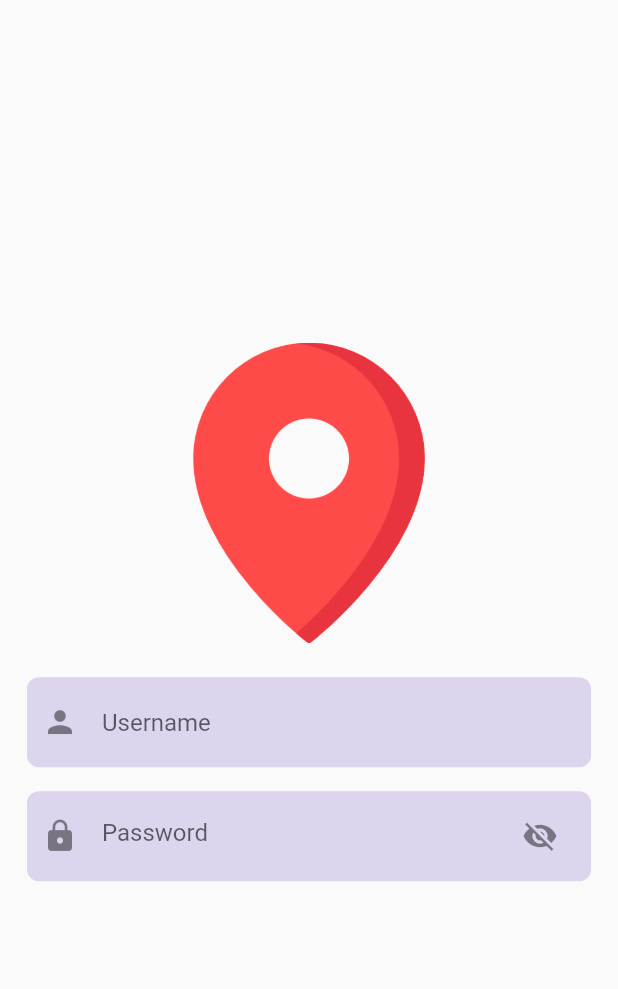
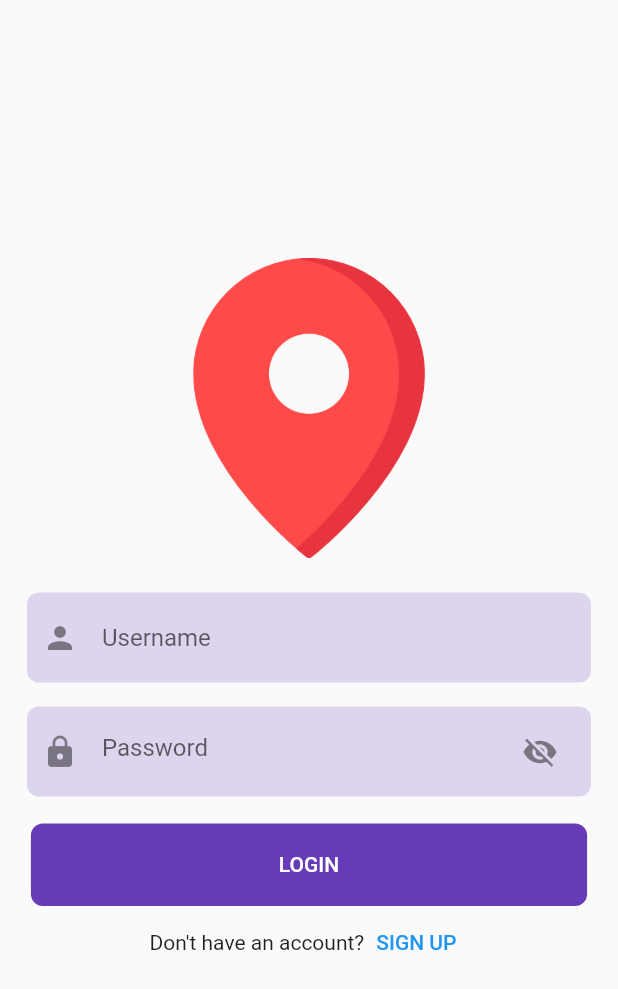
Before and after one commit to itskarthikvp/cab-travel-hub, a Flutter app: the screen it shows after launch, on a phone screen of 412 x 824 dp. Shown: the top 989 px of the screen. Run offline on Flutter 3.47's test engine with Material 2 defaults, Android fonts, the phone set to English and light mode, and no system bars; our stand-ins replace flutter_bloc, google_fonts.

Commit message:
Login page code moved from signup_screen_2.dart to login_screen_2.dart Added datatype const at line 21 for calling function "LoginScreen"

```diff
--- a/lib/authentication/login_screen_2.dart
+++ b/lib/authentication/login_screen_2.dart
@@ -0,0 +1,129 @@
+import 'package:flutter/material.dart';
+
+class LoginScreen extends StatefulWidget {
+  const LoginScreen({super.key});
+
+  @override
+  State<LoginScreen> createState() => _LoginScreenState();
+}
+
+class _LoginScreenState extends State<LoginScreen> {
+//below variables are to control the text when we enter
+  final username = TextEditingController();
+  final password = TextEditingController();
+
+  bool isVisible = false; // variable to show and hide password
+
+  final formKey = GlobalKey<FormState>(); //create global key for our form
+  @override
+  Widget build(BuildContext context) {
+    return Scaffold(
+      body: Center(
+        child: SingleChildScrollView(
+          child: Padding(
+            padding: const EdgeInsets.all(10.0),
+            //We put all our text field to form to be controlled and not to be empty
+            child: Form(
+              key: formKey,
+              child: Column(
+                children: [
+
+                  Image.asset("assets/images/final.png",
+                    width: 200,),
+                  const SizedBox(height: 15),
+
+                  //Username field
+                  Container(
+                    margin: EdgeInsets.all(8),
+                    padding: const EdgeInsets.symmetric(horizontal: 10,vertical: 6),
+                    decoration: BoxDecoration(
+                        borderRadius: BorderRadius.circular(8),
+                        color: Colors.deepPurple.withOpacity(.2)
+                    ),
+                    child: TextFormField(
+                      validator: (value){
+                        if(value!.isEmpty) {
+                          return "username is empty";
+                        }
+                        return null;
+                      },
+                      decoration: const InputDecoration(
+                          icon: Icon(Icons.person),
+                          border: InputBorder.none,
+                          hintText: "Username"
+                      ),
+                    ),
+                  ),
+
+                  //Password Field
+                  Container(
+                    margin: const EdgeInsets.all(8),
+                    padding: const EdgeInsets.symmetric(horizontal: 10,vertical: 6),
+                    decoration: BoxDecoration(
+                        borderRadius: BorderRadius.circular(8),
+                        color: Colors.deepPurple.withOpacity(.2)
+                    ),
+                    child: TextFormField(
+                      validator: (value){
+                        if(value!.isEmpty) {
+                          return "password is empty";
+                        }
+                        return null;
+                      },
+                      obscureText: !isVisible,
+                      decoration:  InputDecoration(
+                          icon: const Icon(Icons.lock),
+                          border: InputBorder.none,
+                          hintText: "Password",
+                          suffixIcon: IconButton(
+                              onPressed: () {
+                                //code to show and hide password
+                                setState(() {
+                                  isVisible = !isVisible;
+                                });
+                              }, icon: Icon(isVisible? Icons.visibility : Icons.visibility_off))
+                      ),
+                    ),
+                  ),
+
+                  //Login Button
+                  const SizedBox(height: 10,),
+                  Container(
+                    height: 55,
+                    width: MediaQuery.of(context).size.width * .9,
+                    decoration: BoxDecoration(
+                        borderRadius: BorderRadius.circular(8),
+                        color: Colors.deepPurple),
+                    child: TextButton(
+                        onPressed: () {
+                          if(formKey.currentState!.validate()){
+                            //Login method here
+                          }
+                        } ,
+                        child: const Text("LOGIN",
+                          style: TextStyle(color: Colors.white),)),
+                  ),
+
+                  //Sign up button
+
+                  Row(
+                    mainAxisAlignment: MainAxisAlignment.center,
+                    children: [
+                      const Text("Don't have an account?"),
+                      TextButton(onPressed: () {
+
+                      }, child: const Text("SIGN UP"))
+                    ],
+                  )
+
+                ],
+              ),
+            ),
+          ),
+        ),
+      ),
+    );
+  }
+}
+
+//Stopped at 8:13 --- https://www.youtube.com/watch?v=oZujEA99kXA&t=1614s
--- a/lib/authentication/signup_screen_2.dart
+++ /dev/null
@@ -1,80 +0,0 @@
-import 'package:flutter/material.dart';
-
-class LoginScreen extends StatefulWidget {
-  const LoginScreen({super.key});
-
-  @override
-  State<LoginScreen> createState() => _LoginScreenState();
-}
-
-class _LoginScreenState extends State<LoginScreen> {
-//below variables are to control the text when we enter
-  final username = TextEditingController();
-  final password = TextEditingController();
-
-  bool isVisible = false; // variable to show and hide password
-  @override
-  Widget build(BuildContext context) {
-    return Scaffold(
-      body: Center(
-        child: SingleChildScrollView(
-          child: Padding(
-            padding: const EdgeInsets.all(10.0),
-            child: Column(
-              children: [
-
-                Image.asset("assets/images/final.png",
-                width: 200,),
-                const SizedBox(height: 15),
-
-                //Username field
-                Container(
-                  margin: EdgeInsets.all(8),
-                  padding: const EdgeInsets.symmetric(horizontal: 10,vertical: 6),
-                  decoration: BoxDecoration(
-                    borderRadius: BorderRadius.circular(8),
-                    color: Colors.deepPurple.withOpacity(.2)
-                  ),
-                  child: TextFormField(
-                    decoration: const InputDecoration(
-                      icon: Icon(Icons.person),
-                      border: InputBorder.none,
-                      hintText: "Username"
-                    ),
-                  ),
-                ),
-
-                //Password Field
-                Container(
-                  margin: EdgeInsets.all(8),
-                  padding: const EdgeInsets.symmetric(horizontal: 10,vertical: 6),
-                  decoration: BoxDecoration(
-                      borderRadius: BorderRadius.circular(8),
-                      color: Colors.deepPurple.withOpacity(.2)
-                  ),
-                  child: TextFormField(
-                    obscureText: !isVisible,
-                    decoration:  InputDecoration(
-                        icon: const Icon(Icons.lock),
-                        border: InputBorder.none,
-                        hintText: "Password",
-                        suffixIcon: IconButton(
-                            onPressed: () {
-                              //code to show and hide password
-                              setState(() {
-                                isVisible = !isVisible;
-                              });
-                            }, icon: Icon(isVisible? Icons.visibility : Icons.visibility_off))
-                    ),
-                  ),
-                )
-              ],
-            ),
-          ),
-        ),
-      ),
-    );
-  }
-}
-
-//Stopped at 8:13 --- https://www.youtube.com/watch?v=oZujEA99kXA&t=1614s
--- a/lib/main.dart
+++ b/lib/main.dart
@@ -3,7 +3,6 @@ import 'package:flutter_bloc/flutter_bloc.dart';
 import 'package:users_app/authentication/signup_screen_2.dart';
 import 'authentication/login_screen.dart';
 import 'authentication/login_screen_2.dart';
-import 'authentication/signup_screen_2.dart';
 
 
 void main() {
@@ -19,7 +18,7 @@ class MyApp extends StatelessWidget {
         primarySwatch: Colors.blue,
         visualDensity: VisualDensity.adaptivePlatformDensity,
       ),
-      home: LoginScreen(), // Use LoginPage as the home widget
+      home: const LoginScreen(), // Use LoginPage as the home widget
     );
   }
 }
```
